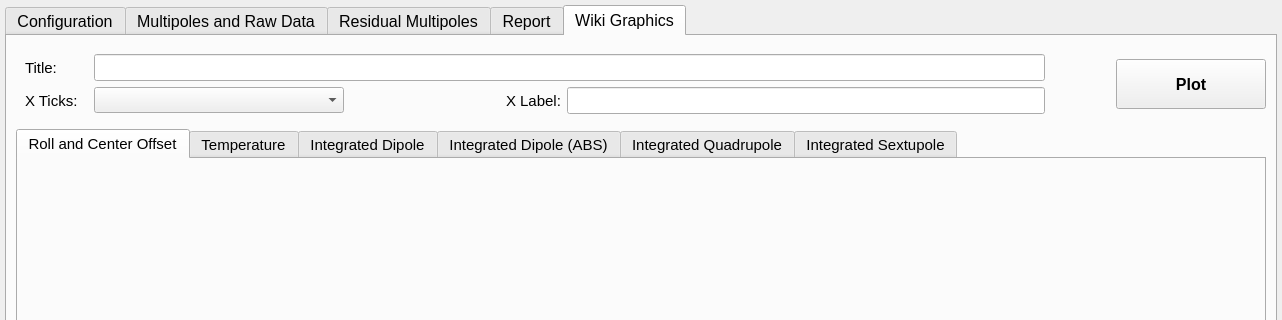
Qt form rotcoilanalysis/ui/interface.ui (lnls-ima/rotating-coil-analysis) before a commit; both pictures show x 0 to 1282 and y 0 to 320 of the 1282 by 915 pixel window.
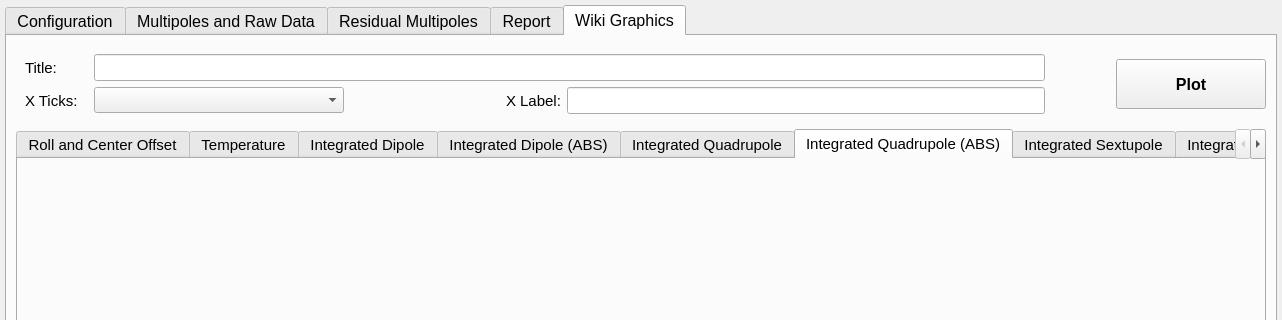
The same form after that commit. The open tabs and pages were chosen to show the change. Icons and pictures are not drawn.

Diff of the .ui file:
```diff
--- a/rotcoilanalysis/ui/interface.ui
+++ b/rotcoilanalysis/ui/interface.ui
@@ -3683,6 +3683,16 @@
             </item>
            </layout>
           </widget>
+          <widget class="QWidget" name="quadrupole_abs">
+           <attribute name="title">
+            <string>Integrated Quadrupole (ABS)</string>
+           </attribute>
+           <layout class="QGridLayout" name="gridLayout_30">
+            <item row="0" column="0">
+             <layout class="QVBoxLayout" name="lt_quadrupole_abs"/>
+            </item>
+           </layout>
+          </widget>
           <widget class="QWidget" name="sextupole">
            <attribute name="title">
             <string>Integrated Sextupole</string>
@@ -3693,6 +3703,16 @@
             </item>
            </layout>
           </widget>
+          <widget class="QWidget" name="sextupole_abs">
+           <attribute name="title">
+            <string>Integrated Sextupole (ABS)</string>
+           </attribute>
+           <layout class="QGridLayout" name="gridLayout_31">
+            <item row="0" column="0">
+             <layout class="QVBoxLayout" name="lt_sextupole_abs"/>
+            </item>
+           </layout>
+          </widget>
          </widget>
         </item>
        </layout>
```
Left out of the diff: 65 changed lines with no effect on the pictures.
